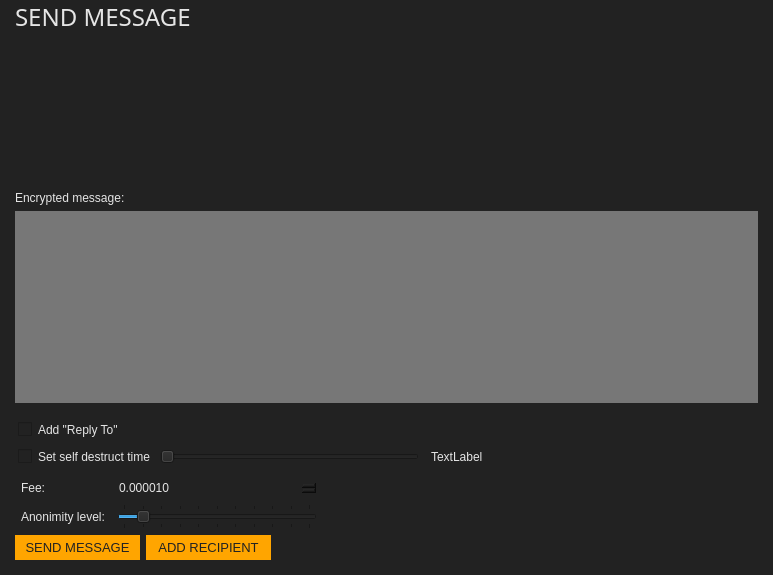
Before: the Qt Designer form src/gui/ui/sendmessageframe.ui in ConcealNetwork/conceal-desktop, drawn with Qt 5.
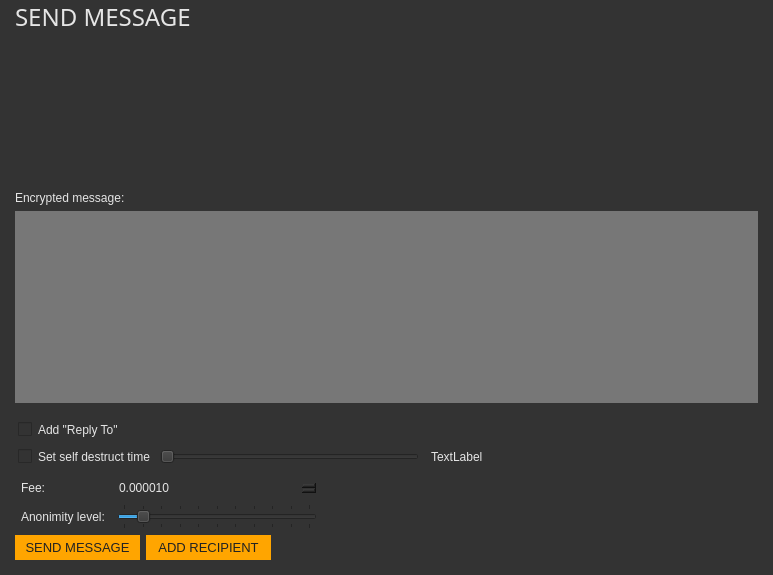
After: the same form once the commit is applied.

The edit to the form file:
```diff
--- a/src/gui/ui/sendmessageframe.ui
+++ b/src/gui/ui/sendmessageframe.ui
@@ -14,7 +14,7 @@
    <string>Frame</string>
   </property>
   <property name="styleSheet">
-   <string notr="true">border: 0px; background-color: #222; color: #e5e5e5;</string>
+   <string notr="true">border: 0px; background-color: #333; color: #e5e5e5;</string>
   </property>
   <property name="frameShape">
    <enum>QFrame::NoFrame</enum>
```
